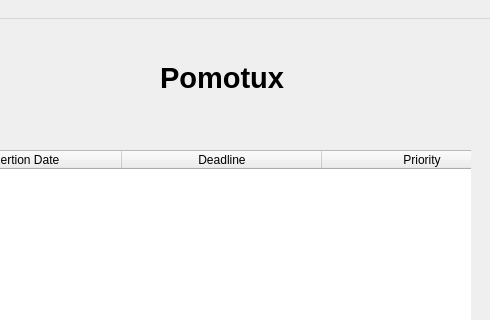
Old version of the form src/qt/gui_activityinventorysheet.ui in the repository dgraziotin/Pomotux; both pictures show x 510 to 1000 and y 0 to 320 of the 1000 by 700 pixel window.
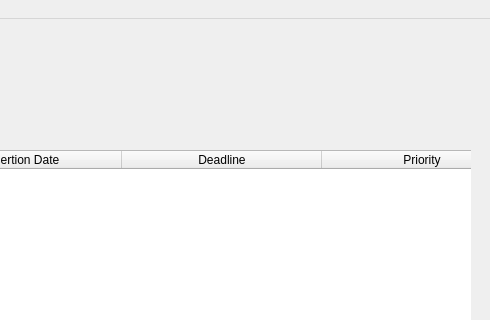
New version of the form. Icons and pictures are not drawn.

Patch:
```diff
--- a/src/qt/gui_activityinventorysheet.ui
+++ b/src/qt/gui_activityinventorysheet.ui
@@ -224,23 +224,6 @@
      <pixmap>pomodoro.jpg</pixmap>
     </property>
    </widget>
-   <widget class="QLabel" name="titleLabel_2">
-    <property name="geometry">
-     <rect>
-      <x>670</x>
-      <y>20</y>
-      <width>161</width>
-      <height>78</height>
-     </rect>
-    </property>
-    <property name="text">
-     <string>&lt;!DOCTYPE HTML PUBLIC &quot;-//W3C//DTD HTML 4.0//EN&quot; &quot;http://www.w3.org/TR/REC-html40/strict.dtd&quot;&gt;
-&lt;html&gt;&lt;head&gt;&lt;meta name=&quot;qrichtext&quot; content=&quot;1&quot; /&gt;&lt;style type=&quot;text/css&quot;&gt;
-p, li { white-space: pre-wrap; }
-&lt;/style&gt;&lt;/head&gt;&lt;body style=&quot; font-family:'DejaVu Sans'; font-size:9pt; font-weight:400; font-style:normal;&quot;&gt;
-&lt;p style=&quot; margin-top:0px; margin-bottom:0px; margin-left:0px; margin-right:0px; -qt-block-indent:0; text-indent:0px;&quot;&gt;&lt;span style=&quot; font-family:'Sans'; font-size:22pt; font-weight:600;&quot;&gt;Pomotux&lt;/span&gt;&lt;/p&gt;&lt;/body&gt;&lt;/html&gt;</string>
-    </property>
-   </widget>
   </widget>
   <widget class="QMenuBar" name="menuBar">
    <property name="geometry">
```
Left out of the diff: 20 changed lines with no effect on the pictures.
